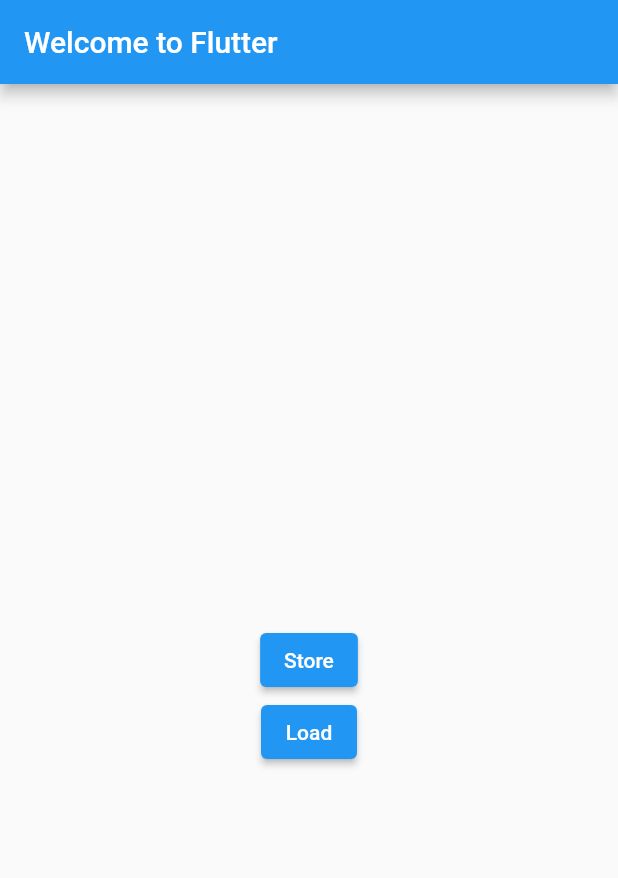
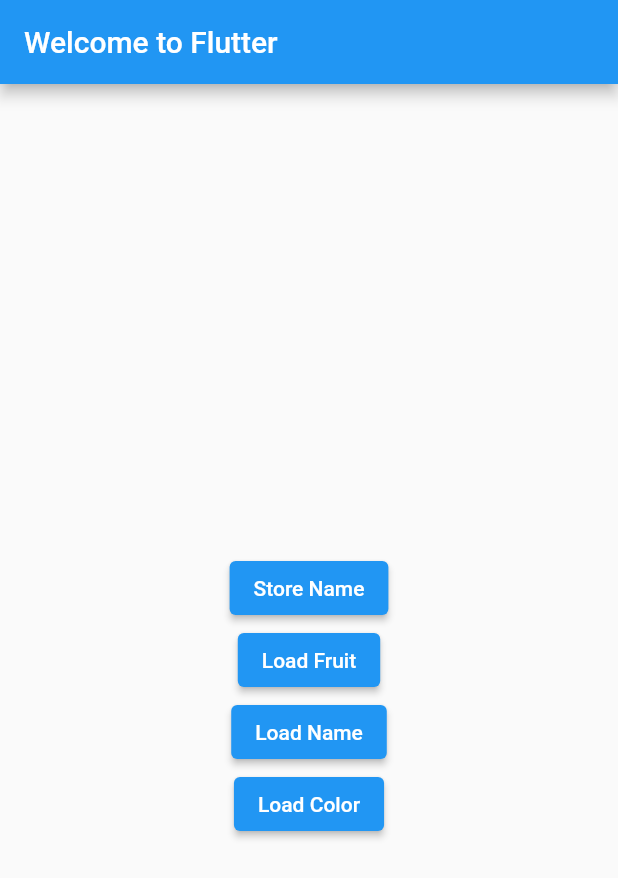
Before and after one commit to redfrogred/storage1, a Flutter app: the screen it shows after launch, on a phone screen of 412 x 824 dp. Shown: the top 878 px of the screen. Run offline on Flutter 3.47's test engine with Material 2 defaults, Android fonts, the phone set to English and light mode, and no system bars; our stand-ins replace shared_preferences.

Commit message:
new class for storage

```diff
--- /dev/null
+++ b/lib/classes/Storage.dart
@@ -0,0 +1,17 @@
+import 'package:shared_preferences/shared_preferences.dart';
+
+class Storage {
+
+  String str = '';
+  late SharedPreferences cookie;
+
+  Storage() {
+    print ('Storage() initialized...');
+    init();
+  }
+
+  Future init() async {
+    cookie = await SharedPreferences.getInstance();
+  }
+
+}
--- a/lib/main.dart
+++ b/lib/main.dart
@@ -1,5 +1,7 @@
 import 'package:flutter/material.dart';
 import 'package:shared_preferences/shared_preferences.dart';
+//import 'package:storage1/classes/Storage.dart';
+import 'classes/Storage.dart';
 
 void main() {
   runApp(MyApp());
@@ -11,20 +13,13 @@ class MyApp extends StatefulWidget {
 }
 
 class _MyAppState extends State<MyApp> {
-String name = '';
-late SharedPreferences preferences;
 
   @override
   void initState() {
     super.initState();
-
-    init();
   }
 
-  Future init() async {
-    preferences = await SharedPreferences.getInstance();
-  }
-
+  Storage storage = Storage();
 
   @override
   Widget build(BuildContext context) {
@@ -38,24 +33,46 @@ late SharedPreferences preferences;
           child: Column(
             mainAxisAlignment: MainAxisAlignment.center,
             children: [
-              Text(name),
+              Text(storage.str),
               const SizedBox(height:32),
+
+
+
+
+              // SET COOKIE
               ElevatedButton(
                 onPressed: () async  {
-                  preferences.setString('name','felix');
+                  storage.cookie.setString('name','Peter');
                 },
-                child: Text('Store'),
+                child: Text('Store Name'), // change to: fruit, color, name, etc.
               ),
 
+
+
+              // READ COOKIE
               ElevatedButton(
                 onPressed: () async  {
-                  String? name = preferences.getString('name');
-                  if (name == null) return;
-                  setState(() {
-                    this.name = name;
-                  });
+                  String? crumb = storage.cookie.getString('fruit');
+                  if (crumb == null) return;
+                  setState(() { storage.str = crumb; });
                 },
-                child: Text('Load'),
+                child: Text('Load Fruit'),
+              ),
+              ElevatedButton(
+                onPressed: () async  {
+                  String? crumb = storage.cookie.getString('name');
+                  if (crumb == null) return;
+                  setState(() { storage.str = crumb; });
+                },
+                child: Text('Load Name'),
+              ),
+              ElevatedButton(
+                onPressed: () async  {
+                  String? crumb = storage.cookie.getString('color');
+                  if (crumb == null) return;
+                  setState(() { storage.str = crumb; });
+                },
+                child: Text('Load Color'),
               )
             ],
           ),
```
